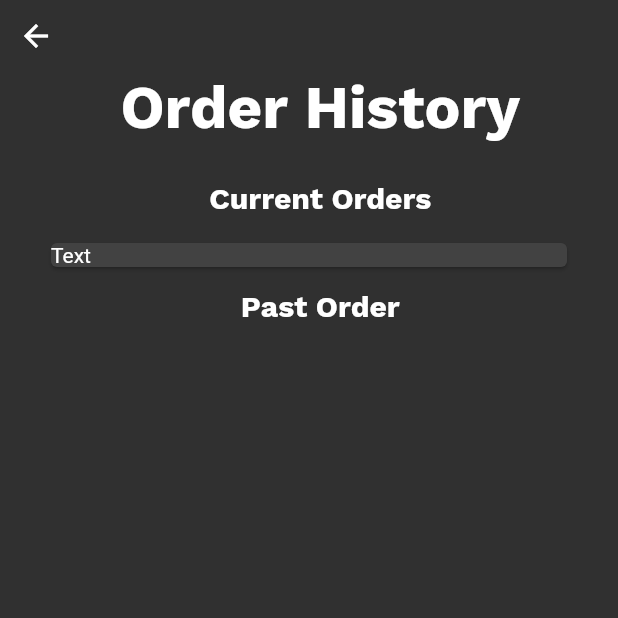
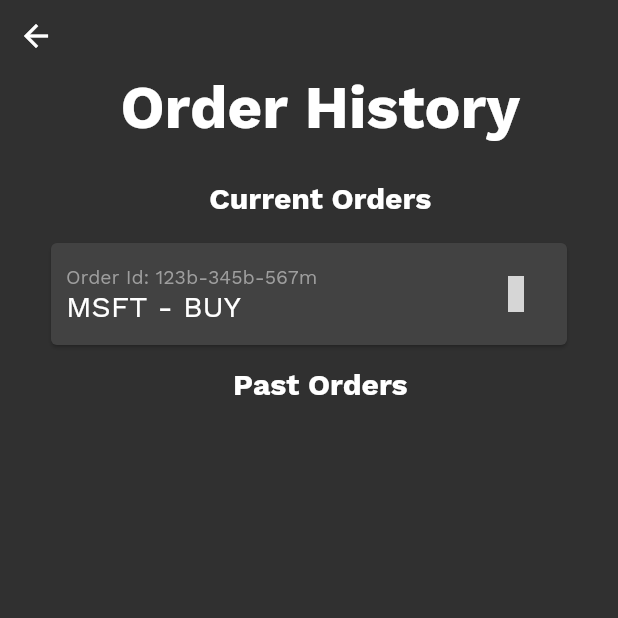
Before and after one commit to rbrunney/InvestEd, a Flutter app: the OrderHistoryPage screen opened directly, on a phone screen of 412 x 824 dp, the top half of it. Run offline on Flutter 3.47's test engine with Material 2 defaults, Android fonts, the phone set to English and light mode, and no system bars; our stand-ins replace fl_chart, flutter_vector_icons, page_transition, syncfusion_flutter_gauges; grey boxes are pictures that could not be loaded.

Commit message:
Order History Card Complete!
Order History Card Complete moving onto Account Info, so the user can update their information!

```diff
--- a/InvestEd/Front End/invested/lib/pages/account/account_settings/order_history_page.dart
+++ b/InvestEd/Front End/invested/lib/pages/account/account_settings/order_history_page.dart
@@ -29,7 +29,12 @@
               ),
               Column(
                 children: const [
-                  OrderCardInfo()
+                  OrderCardInfo(
+                    orderId: "123b-345b-567m",
+                    ticker: "MSFT",
+                    tradeType: "BUY",
+                    orderType: "Market Order",
+                  )
                 ],
               ),
               Column(
@@ -42,7 +47,7 @@
                 child: const PageTitle(
                   alignment: Alignment.center,
                   fontSize: 20,
-                  title: "Past Order",
+                  title: "Past Orders",
                 ),
               )
             ],
--- a/InvestEd/Front End/invested/lib/pages/account/account_settings/order_info_card.dart
+++ b/InvestEd/Front End/invested/lib/pages/account/account_settings/order_info_card.dart
@@ -1,19 +1,82 @@
 import 'package:flutter/material.dart';
+import 'package:flutter_vector_icons/flutter_vector_icons.dart';
+import 'package:invested/pages/stock/buy_sell/order_complete/order_complete_page.dart';
+import 'package:invested/util/custom_text.dart';
+import 'package:page_transition/page_transition.dart';
 
 class OrderCardInfo extends StatelessWidget {
-  const OrderCardInfo({Key? key}) : super(key: key);
+  final String orderId;
+  final String ticker;
+  final String tradeType;
+  final String orderType;
+  const OrderCardInfo({
+    Key? key,
+    this.orderId = '',
+    this.ticker = '',
+    this.tradeType = '',
+    this.orderType = ''
+  }) : super(key: key);
 
   @override
   Widget build(BuildContext context) {
     return Container(
       margin: const EdgeInsets.symmetric(horizontal: 30),
-      child: Card(
-        child: Row(
-          children: const [
-            Text("Text")
-          ],
+      child: InkWell(
+        onTap: () {
+          Navigator.push(
+              context,
+              PageTransition(
+                  child: OrderCompletePage(
+                    ticker: ticker,
+                    tradeType: tradeType,
+                    orderType: orderType,
+                    orderId: "123b-345b-567b",
+                    totalShares: 33.45,
+                    currentPrice: 235.75,
+                    finalPrice: 74,
+                  ),
+                  type: PageTransitionType.fade));
+        },
+        child: Card(
+            child: Container(
+              padding: const EdgeInsets.all(10),
+              child: Row(
+                children: [
+                  Column(
+                    crossAxisAlignment: CrossAxisAlignment.start,
+                    children: [
+                      CustomText(
+                        color: Colors.grey,
+                        text: "Order Id: $orderId",
+                        fontSize: 13,
+                      ),
+                      Row(
+                        children: [
+                          CustomText(
+                            fontSize: 20,
+                            alignment: Alignment.centerLeft,
+                            text: ticker,
+                          ),
+                          CustomText(
+                            fontSize: 20,
+                            text: " - $tradeType",
+                          )
+                        ],
+                      )
+                    ],
+                  ),
+                  const Spacer(),
+                  IconButton(
+                      onPressed: () {
+                        print('Cancel');
+                      },
+                      icon: const Icon(MaterialCommunityIcons.close_box_outline, color: Colors.red)
+                  )
+                ],
+              ),
+            )
         ),
-      ),
+      )
     );
   }
 }
```
